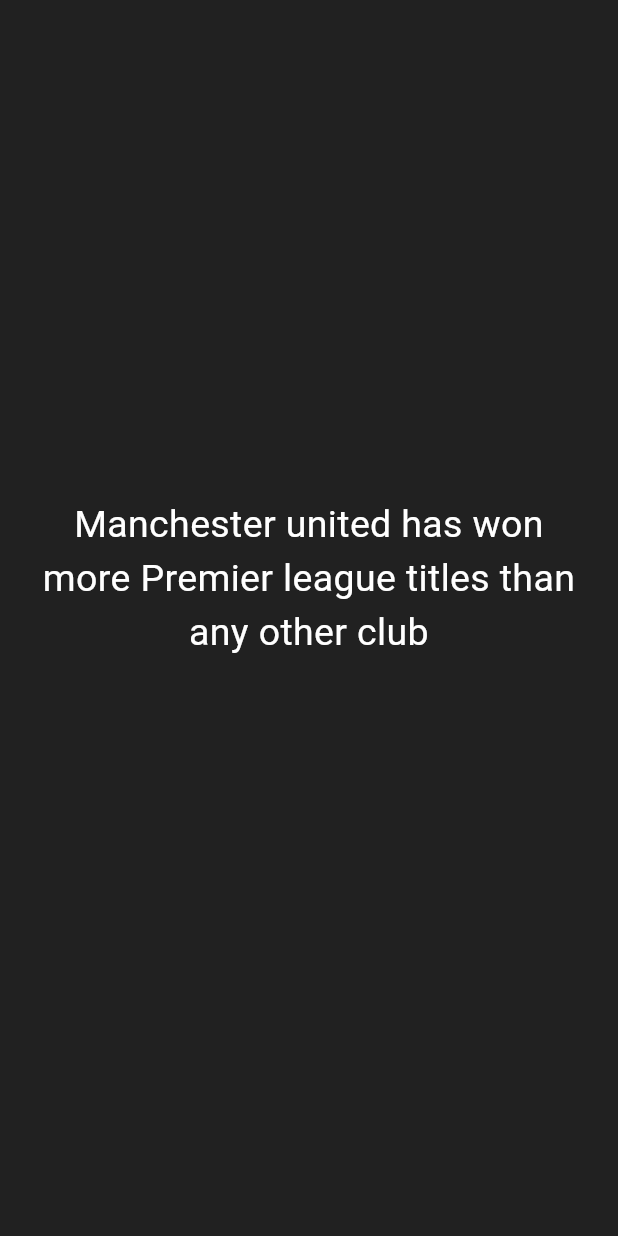
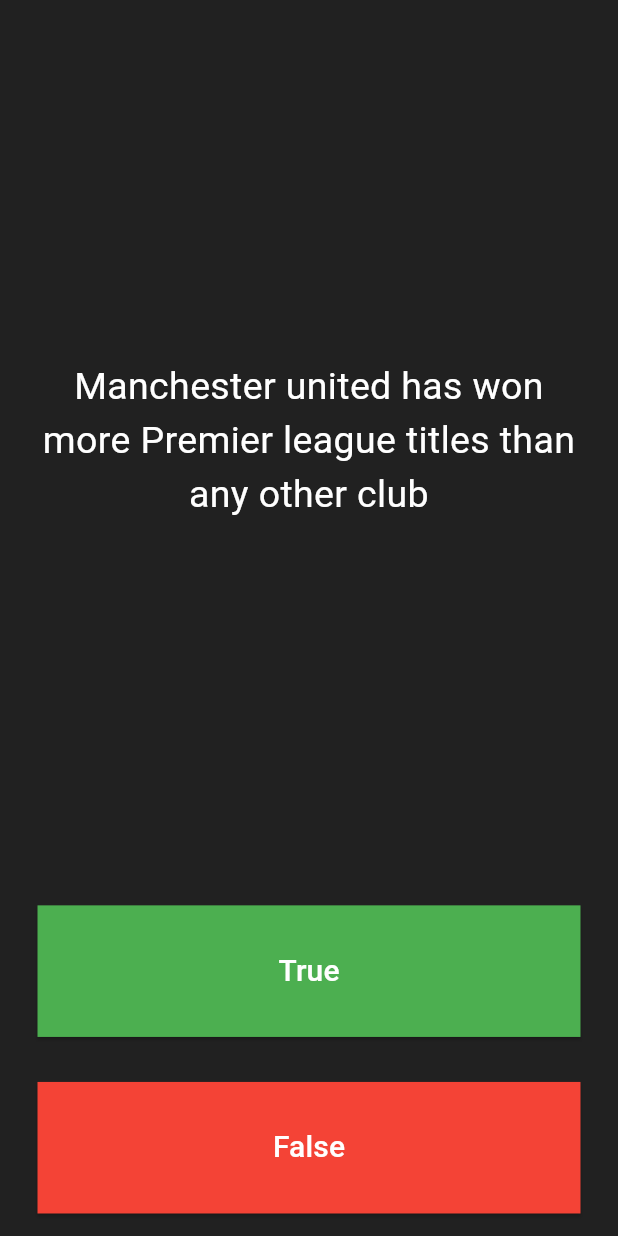
Before and after one commit to chima6985/Quizzler, a Flutter app: the screen it shows after launch, on a phone screen of 412 x 824 dp. Run offline on Flutter 3.47's test engine with Material 3 defaults, Android fonts, the phone set to English and light mode, and no system bars; our stand-ins replace rflutter_alert.

```diff
--- a/lib/main.dart
+++ b/lib/main.dart
@@ -83,7 +83,7 @@ class _QuizPageState extends State<QuizPage> {
       crossAxisAlignment: CrossAxisAlignment.stretch,
       children: <Widget>[
         Expanded(
-          flex: 30,
+          flex: 5,
           child: Padding(
             padding: EdgeInsets.all(10.0),
             child: Center(
--- a/lib/quiz_brain.dart
+++ b/lib/quiz_brain.dart
@@ -21,7 +21,7 @@ class QuizBrain {
          Question(q:'Neymar is a good dribbler ', a:true),
          Question(q:'Arsenal is the most decorated English Team', a:false),
          Question(q:'manchester united is the most decorated English Team', a:true),
-         Question(q:'Arsenal won against bournmouth on the 19 of October', a:false),
+
 ];
 
 
```
